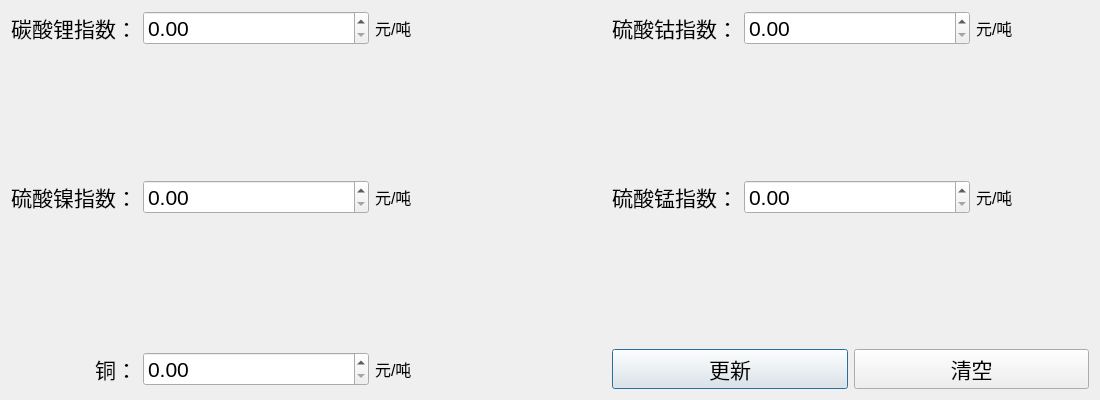
Before: the Qt Designer form metalPriceDialog.ui in RipplesDance/WasteMetalRecoverySystem_server, drawn with Qt 5.
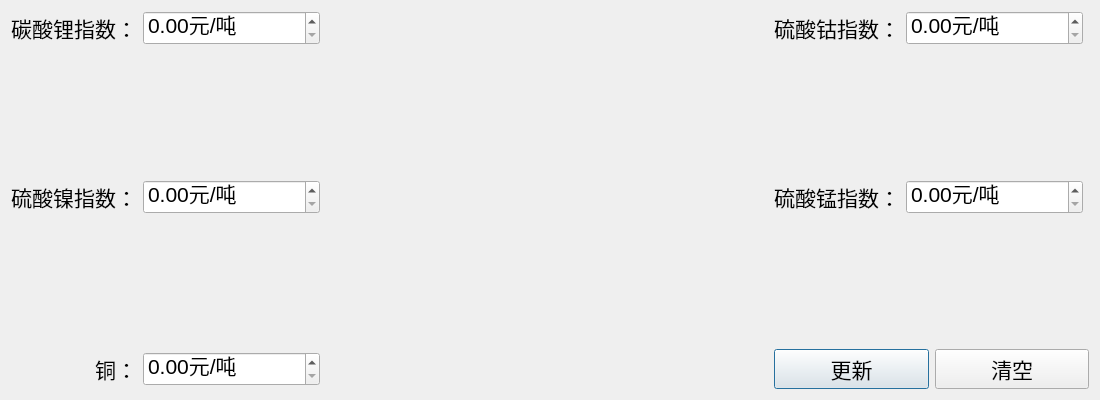
After: the same form once the commit is applied.

Commit message: features: recoveryCost class and batteryDialog

What changed in the file:
```diff
--- a/metalPriceDialog.ui
+++ b/metalPriceDialog.ui
@@ -27,28 +27,29 @@
   </property>
   <layout class="QGridLayout" name="gridLayout_2">
    <item row="0" column="0">
-    <layout class="QGridLayout" name="gridLayout" rowstretch="4,1,4,1,4" columnstretch="1,2,1,1,1,2,1">
-     <item row="2" column="5">
-      <widget class="QDoubleSpinBox" name="mnPrice_spinBox">
-       <property name="font">
-        <font>
-         <pointsize>16</pointsize>
-        </font>
+    <layout class="QGridLayout" name="gridLayout" rowstretch="0,0,0,0,0" columnstretch="0,0,0,0,0,0">
+     <item row="3" column="0" colspan="3">
+      <spacer name="verticalSpacer_2">
+       <property name="orientation">
+        <enum>Qt::Vertical</enum>
        </property>
-       <property name="maximum">
-        <double>9999999.990000000223517</double>
+       <property name="sizeHint" stdset="0">
+        <size>
+         <width>20</width>
+         <height>40</height>
+        </size>
        </property>
-      </widget>
+      </spacer>
      </item>
-     <item row="2" column="0">
-      <widget class="QLabel" name="label_2">
+     <item row="0" column="3">
+      <widget class="QLabel" name="label_4">
        <property name="font">
         <font>
          <pointsize>16</pointsize>
         </font>
        </property>
        <property name="text">
-        <string>&lt;html&gt;&lt;head/&gt;&lt;body&gt;&lt;p&gt;硫酸镍指数：&lt;/p&gt;&lt;/body&gt;&lt;/html&gt;</string>
+        <string>&lt;html&gt;&lt;head/&gt;&lt;body&gt;&lt;p&gt;硫酸钴指数：&lt;/p&gt;&lt;/body&gt;&lt;/html&gt;</string>
        </property>
        <property name="alignment">
         <set>Qt::AlignRight|Qt::AlignTrailing|Qt::AlignVCenter</set>
@@ -56,50 +57,82 @@
       </widget>
      </item>
      <item row="2" column="2">
-      <widget class="QLabel" name="label_9">
-       <property name="font">
-        <font>
-         <pointsize>12</pointsize>
-        </font>
+      <spacer name="horizontalSpacer_2">
+       <property name="orientation">
+        <enum>Qt::Horizontal</enum>
        </property>
-       <property name="text">
-        <string>&lt;html&gt;&lt;head/&gt;&lt;body&gt;&lt;p&gt;元/吨&lt;/p&gt;&lt;/body&gt;&lt;/html&gt;</string>
+       <property name="sizeHint" stdset="0">
+        <size>
+         <width>40</width>
+         <height>20</height>
+        </size>
        </property>
-      </widget>
+      </spacer>
      </item>
-     <item row="0" column="1">
-      <widget class="QDoubleSpinBox" name="liPrice_spinBox">
-       <property name="font">
-        <font>
-         <pointsize>16</pointsize>
-        </font>
+     <item row="1" column="3" colspan="3">
+      <spacer name="verticalSpacer_3">
+       <property name="orientation">
+        <enum>Qt::Vertical</enum>
        </property>
-       <property name="maximum">
-        <double>9999999.990000000223517</double>
+       <property name="sizeHint" stdset="0">
+        <size>
+         <width>20</width>
+         <height>40</height>
+        </size>
        </property>
-      </widget>
+      </spacer>
+     </item>
+     <item row="1" column="0" colspan="3">
+      <spacer name="verticalSpacer">
+       <property name="orientation">
+        <enum>Qt::Vertical</enum>
+       </property>
+       <property name="sizeHint" stdset="0">
+        <size>
+         <width>20</width>
+         <height>40</height>
+        </size>
+       </property>
+      </spacer>
+     </item>
+     <item row="3" column="3" colspan="3">
+      <spacer name="verticalSpacer_4">
+       <property name="orientation">
+        <enum>Qt::Vertical</enum>
+       </property>
+       <property name="sizeHint" stdset="0">
+        <size>
+         <width>20</width>
+         <height>40</height>
+        </size>
+       </property>
+      </spacer>
      </item>
      <item row="0" column="2">
-      <widget class="QLabel" name="label_7">
-       <property name="font">
-        <font>
-         <pointsize>12</pointsize>
-        </font>
+      <spacer name="horizontalSpacer">
+       <property name="orientation">
+        <enum>Qt::Horizontal</enum>
        </property>
-       <property name="text">
-        <string>&lt;html&gt;&lt;head/&gt;&lt;body&gt;&lt;p&gt;元/吨&lt;/p&gt;&lt;/body&gt;&lt;/html&gt;</string>
+       <property name="sizeHint" stdset="0">
+        <size>
+         <width>40</width>
+         <height>20</height>
+        </size>
        </property>
-      </widget>
+      </spacer>
      </item>
-     <item row="2" column="6">
-      <widget class="QLabel" name="label_11">
+     <item row="2" column="4">
+      <widget class="QDoubleSpinBox" name="mnPrice_spinBox">
        <property name="font">
         <font>
-         <pointsize>12</pointsize>
+         <pointsize>16</pointsize>
         </font>
        </property>
-       <property name="text">
-        <string>&lt;html&gt;&lt;head/&gt;&lt;body&gt;&lt;p&gt;元/吨&lt;/p&gt;&lt;/body&gt;&lt;/html&gt;</string>
+       <property name="suffix">
+        <string>元/吨</string>
+       </property>
+       <property name="maximum">
+        <double>9999999.990000000223517</double>
        </property>
       </widget>
      </item>
@@ -118,88 +151,22 @@
        </property>
       </widget>
      </item>
-     <item row="4" column="0">
-      <widget class="QLabel" name="label_3">
-       <property name="font">
-        <font>
-         <pointsize>16</pointsize>
-        </font>
-       </property>
-       <property name="text">
-        <string>&lt;html&gt;&lt;head/&gt;&lt;body&gt;&lt;p&gt;铜：&lt;/p&gt;&lt;/body&gt;&lt;/html&gt;</string>
-       </property>
-       <property name="alignment">
-        <set>Qt::AlignRight|Qt::AlignTrailing|Qt::AlignVCenter</set>
-       </property>
-      </widget>
-     </item>
      <item row="0" column="4">
-      <widget class="QLabel" name="label_4">
-       <property name="font">
-        <font>
-         <pointsize>16</pointsize>
-        </font>
-       </property>
-       <property name="text">
-        <string>&lt;html&gt;&lt;head/&gt;&lt;body&gt;&lt;p&gt;硫酸钴指数：&lt;/p&gt;&lt;/body&gt;&lt;/html&gt;</string>
-       </property>
-       <property name="alignment">
-        <set>Qt::AlignRight|Qt::AlignTrailing|Qt::AlignVCenter</set>
-       </property>
-      </widget>
-     </item>
-     <item row="4" column="1">
-      <widget class="QDoubleSpinBox" name="cuPrice_spinBox">
-       <property name="font">
-        <font>
-         <pointsize>16</pointsize>
-        </font>
-       </property>
-       <property name="maximum">
-        <double>9999999.990000000223517</double>
-       </property>
-      </widget>
-     </item>
-     <item row="0" column="5">
       <widget class="QDoubleSpinBox" name="coPrice_spinBox">
        <property name="font">
         <font>
          <pointsize>16</pointsize>
         </font>
        </property>
+       <property name="suffix">
+        <string>元/吨</string>
+       </property>
        <property name="maximum">
         <double>9999999.990000000223517</double>
        </property>
       </widget>
      </item>
      <item row="4" column="2">
-      <widget class="QLabel" name="label_10">
-       <property name="font">
-        <font>
-         <pointsize>12</pointsize>
-        </font>
-       </property>
-       <property name="text">
-        <string>&lt;html&gt;&lt;head/&gt;&lt;body&gt;&lt;p&gt;元/吨&lt;/p&gt;&lt;/body&gt;&lt;/html&gt;</string>
-       </property>
-      </widget>
-     </item>
-     <item row="2" column="4">
-      <widget class="QLabel" name="label_5">
-       <property name="font">
-        <font>
-         <pointsize>16</pointsize>
-        </font>
-       </property>
-       <property name="text">
-        <string>&lt;html&gt;&lt;head/&gt;&lt;body&gt;&lt;p&gt;硫酸锰指数：&lt;/p&gt;&lt;/body&gt;&lt;/html&gt;</string>
-       </property>
-       <property name="alignment">
-        <set>Qt::AlignRight|Qt::AlignTrailing|Qt::AlignVCenter</set>
-       </property>
-      </widget>
-     </item>
-     <item row="4" column="3">
       <spacer name="horizontalSpacer_3">
        <property name="orientation">
         <enum>Qt::Horizontal</enum>
@@ -212,31 +179,6 @@
        </property>
       </spacer>
      </item>
-     <item row="0" column="6">
-      <widget class="QLabel" name="label_8">
-       <property name="font">
-        <font>
-         <pointsize>12</pointsize>
-        </font>
-       </property>
-       <property name="text">
-        <string>&lt;html&gt;&lt;head/&gt;&lt;body&gt;&lt;p&gt;元/吨&lt;/p&gt;&lt;/body&gt;&lt;/html&gt;</string>
-       </property>
-      </widget>
-     </item>
-     <item row="0" column="3">
-      <spacer name="horizontalSpacer">
-       <property name="orientation">
-        <enum>Qt::Horizontal</enum>
-       </property>
-       <property name="sizeHint" stdset="0">
-        <size>
-         <width>40</width>
-         <height>20</height>
-        </size>
-       </property>
-      </spacer>
-     </item>
      <item row="2" column="1">
       <widget class="QDoubleSpinBox" name="niPrice_spinBox">
        <property name="font">
@@ -244,12 +186,60 @@
          <pointsize>16</pointsize>
         </font>
        </property>
+       <property name="suffix">
+        <string>元/吨</string>
+       </property>
        <property name="maximum">
         <double>9999999.990000000223517</double>
        </property>
       </widget>
      </item>
-     <item row="4" column="4" colspan="3">
+     <item row="2" column="3">
+      <widget class="QLabel" name="label_5">
+       <property name="font">
+        <font>
+         <pointsize>16</pointsize>
+        </font>
+       </property>
+       <property name="text">
+        <string>&lt;html&gt;&lt;head/&gt;&lt;body&gt;&lt;p&gt;硫酸锰指数：&lt;/p&gt;&lt;/body&gt;&lt;/html&gt;</string>
+       </property>
+       <property name="alignment">
+        <set>Qt::AlignRight|Qt::AlignTrailing|Qt::AlignVCenter</set>
+       </property>
+      </widget>
+     </item>
+     <item row="2" column="0">
+      <widget class="QLabel" name="label_2">
+       <property name="font">
+        <font>
+         <pointsize>16</pointsize>
+        </font>
+       </property>
+       <property name="text">
+        <string>&lt;html&gt;&lt;head/&gt;&lt;body&gt;&lt;p&gt;硫酸镍指数：&lt;/p&gt;&lt;/body&gt;&lt;/html&gt;</string>
+       </property>
+       <property name="alignment">
+        <set>Qt::AlignRight|Qt::AlignTrailing|Qt::AlignVCenter</set>
+       </property>
+      </widget>
+     </item>
+     <item row="4" column="0">
+      <widget class="QLabel" name="label_3">
+       <property name="font">
+        <font>
+         <pointsize>16</pointsize>
+        </font>
+       </property>
+       <property name="text">
+        <string>&lt;html&gt;&lt;head/&gt;&lt;body&gt;&lt;p&gt;铜：&lt;/p&gt;&lt;/body&gt;&lt;/html&gt;</string>
+       </property>
+       <property name="alignment">
+        <set>Qt::AlignRight|Qt::AlignTrailing|Qt::AlignVCenter</set>
+       </property>
+      </widget>
+     </item>
+     <item row="4" column="3" colspan="3">
       <layout class="QHBoxLayout" name="horizontalLayout">
        <item>
         <widget class="QPushButton" name="update_btn">
@@ -277,70 +267,35 @@
        </item>
       </layout>
      </item>
-     <item row="2" column="3">
-      <spacer name="horizontalSpacer_2">
-       <property name="orientation">
-        <enum>Qt::Horizontal</enum>
+     <item row="4" column="1">
+      <widget class="QDoubleSpinBox" name="cuPrice_spinBox">
+       <property name="font">
+        <font>
+         <pointsize>16</pointsize>
+        </font>
        </property>
-       <property name="sizeHint" stdset="0">
-        <size>
-         <width>40</width>
-         <height>20</height>
-        </size>
+       <property name="suffix">
+        <string>元/吨</string>
        </property>
-      </spacer>
-     </item>
-     <item row="1" column="4" colspan="3">
-      <spacer name="verticalSpacer_3">
-       <property name="orientation">
-        <enum>Qt::Vertical</enum>
+       <property name="maximum">
+        <double>9999999.990000000223517</double>
        </property>
-       <property name="sizeHint" stdset="0">
-        <size>
-         <width>20</width>
-         <height>40</height>
-        </size>
-       </property>
-      </spacer>
+      </widget>
      </item>
-     <item row="3" column="4" colspan="3">
-      <spacer name="verticalSpacer_4">
-       <property name="orientation">
-        <enum>Qt::Vertical</enum>
+     <item row="0" column="1">
+      <widget class="QDoubleSpinBox" name="liPrice_spinBox">
+       <property name="font">
+        <font>
+         <pointsize>16</pointsize>
+        </font>
        </property>
-       <property name="sizeHint" stdset="0">
-        <size>
-         <width>20</width>
-         <height>40</height>
-        </size>
+       <property name="suffix">
+        <string>元/吨</string>
        </property>
-      </spacer>
-     </item>
-     <item row="1" column="0" colspan="4">
-      <spacer name="verticalSpacer">
-       <property name="orientation">
-        <enum>Qt::Vertical</enum>
+       <property name="maximum">
+        <double>9999999.990000000223517</double>
        </property>
-       <property name="sizeHint" stdset="0">
-        <size>
-         <width>20</width>
-         <height>40</height>
-        </size>
-       </property>
-      </spacer>
-     </item>
-     <item row="3" column="0" colspan="4">
-      <spacer name="verticalSpacer_2">
-       <property name="orientation">
-        <enum>Qt::Vertical</enum>
-       </property>
-       <property name="sizeHint" stdset="0">
-        <size>
-         <width>20</width>
-         <height>40</height>
-        </size>
-       </property>
-      </spacer>
+      </widget>
      </item>
     </layout>
    </item>
```
The commit also changes 14 other files.
